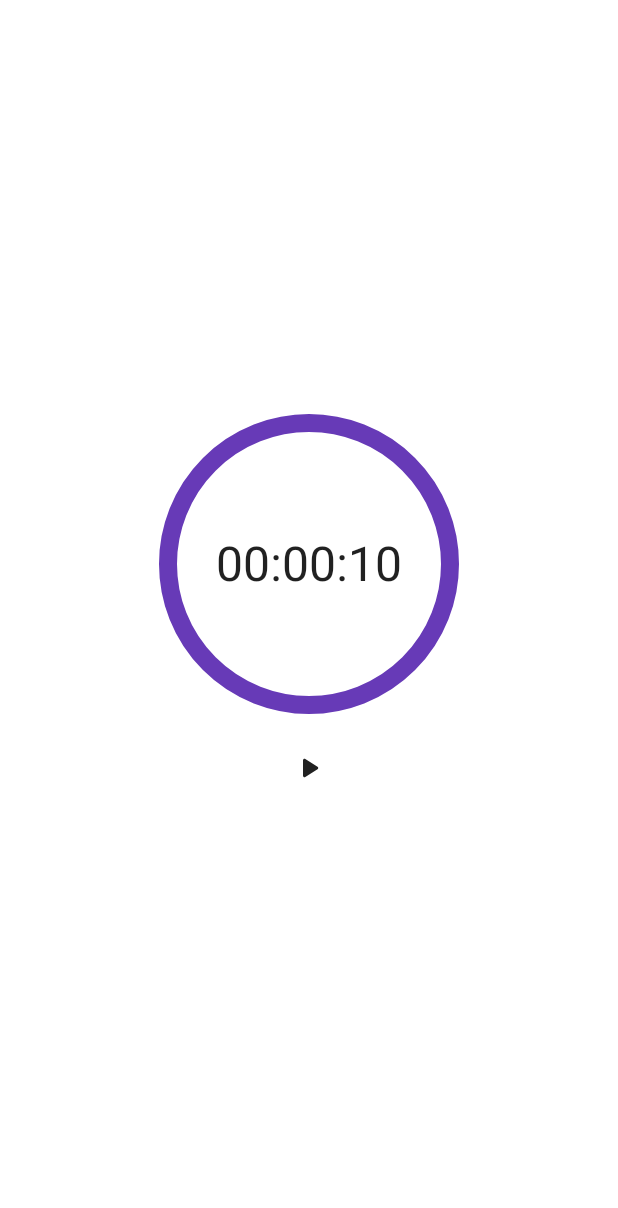
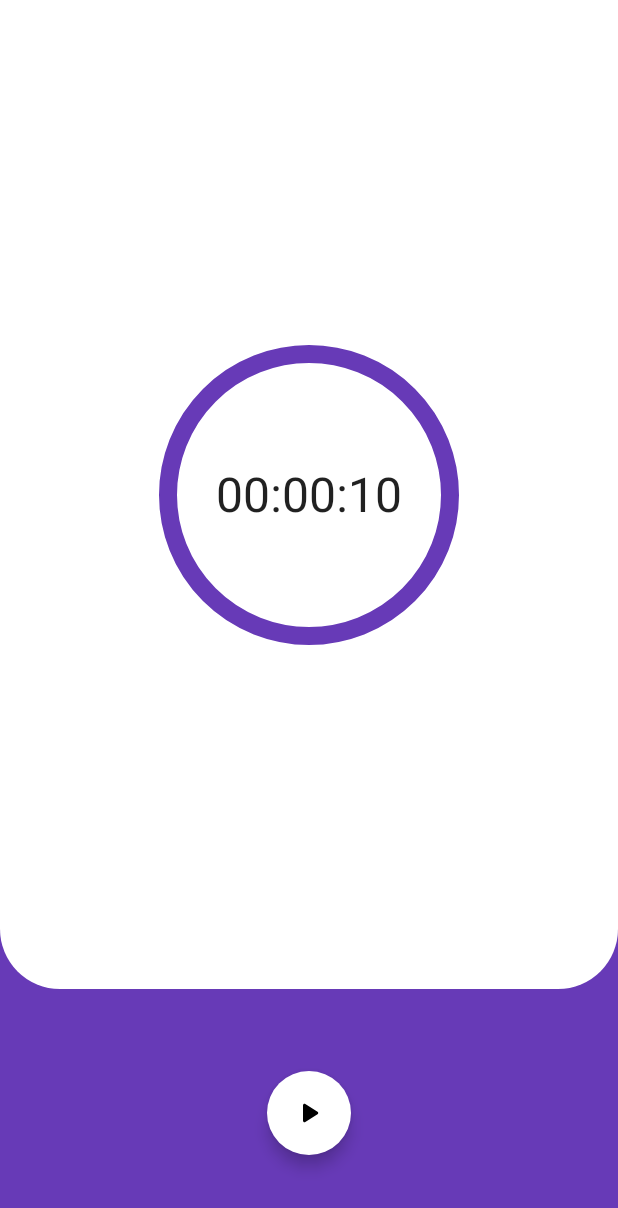
Before and after one commit to karimsinouh/ComposeCountdownTimer, an Android app built with Jetpack Compose: the screen it shows after launch (MainActivity), on a phone screen of 412 x 824 dp. Shown: the top 1208 px of the screen. Run offline under Robolectric (Android 15) with nearby library versions, the phone set to English and light mode, and no system bars; our stand-ins replace livedata-compose.

```diff
--- a/app/src/main/java/com/example/androiddevchallenge/ui/mainActivity/MainActivity.kt
+++ b/app/src/main/java/com/example/androiddevchallenge/ui/mainActivity/MainActivity.kt
@@ -27,9 +27,7 @@ import androidx.compose.foundation.background
 import androidx.compose.foundation.layout.*
 import androidx.compose.material.*
 import androidx.compose.material.icons.Icons
-import androidx.compose.material.icons.rounded.Cancel
-import androidx.compose.material.icons.rounded.Pause
-import androidx.compose.material.icons.rounded.PlayArrow
+import androidx.compose.material.icons.rounded.*
 import androidx.compose.runtime.Composable
 import androidx.compose.runtime.getValue
 import androidx.compose.runtime.livedata.observeAsState
@@ -38,8 +36,10 @@ import androidx.compose.ui.Modifier
 import androidx.compose.ui.res.painterResource
 import androidx.compose.ui.unit.dp
 import com.example.androiddevchallenge.ui.composable.Congratulations
+import com.example.androiddevchallenge.ui.composable.CustomScreen
 import com.example.androiddevchallenge.ui.composable.CustomTimer
 import com.example.androiddevchallenge.ui.theme.MyTheme
+import com.example.androiddevchallenge.ui.theme.white
 import com.example.androiddevchallenge.util.MillisConverter
 
 class MainActivity : AppCompatActivity() {
@@ -108,7 +108,7 @@ fun MyApp(
     ) {
 
 
-    MyTheme() {
+    MyTheme {
 
         val progress by vm.progress.observeAsState()
         val millis by vm.millis.observeAsState()
@@ -119,9 +119,10 @@ fun MyApp(
         val animatedProgress= animateFloatAsState(targetValue = progress!!).value
 
 
+            CustomScreen(
+                content = {
 
-        if(isFinished!!){
-
+                    if(isFinished!!)
                     //show the congratulations screen
                         AnimatedVisibility(
                             visible = isFinished!!,
@@ -132,9 +133,7 @@ fun MyApp(
                                 vm.setIsFinished(false)
                             })
                         }
-
-        }else{
-
+                    else
                     //show the timer
                         Column(
                             horizontalAlignment = Alignment.CenterHorizontally,
@@ -149,38 +148,30 @@ fun MyApp(
                                     vm.increaseMillisBy(it)
                                     vm.changeProgress(1F)
                                 },
-                    scrollEnabled = isPaused!! && millis!! >= 0
-                )
+                                scrollEnabled = isPaused!!
+                            )}
+                },
+                buttons = {
 
-                Row(
-                    horizontalArrangement = Arrangement.spacedBy(12.dp),
-                    modifier = Modifier.padding(12.dp)
-                ) {
 
                     if (isPaused!!)
                     //play button
-                            IconButton(onClick = { onPlay() }) {
+                        FloatingActionButton(onClick = { onPlay() },backgroundColor = white) {
                             Icon(imageVector = Icons.Rounded.PlayArrow, contentDescription = "")
                         }
                     else
                     //pause button
-                            IconButton(onClick = { onPause() }) {
+                        FloatingActionButton(onClick = { onPause() },backgroundColor = white) {
                             Icon(imageVector = Icons.Rounded.Pause, contentDescription = "")
                         }
 
                     if (progress!!<1)
                     //cancel button
-                            IconButton(onClick = { onCancel() }) {
-                                Icon(imageVector = Icons.Rounded.Cancel, contentDescription = "")
+                        FloatingActionButton(onClick = { onCancel() },backgroundColor = white) {
+                            Icon(imageVector = Icons.Rounded.Stop, contentDescription = "")
                         }
 
                 }
-            }
-
+            ) }
 
 }
-
-
-
-    }
-}
```
Lines whose indentation alone changed are shown as unchanged.
